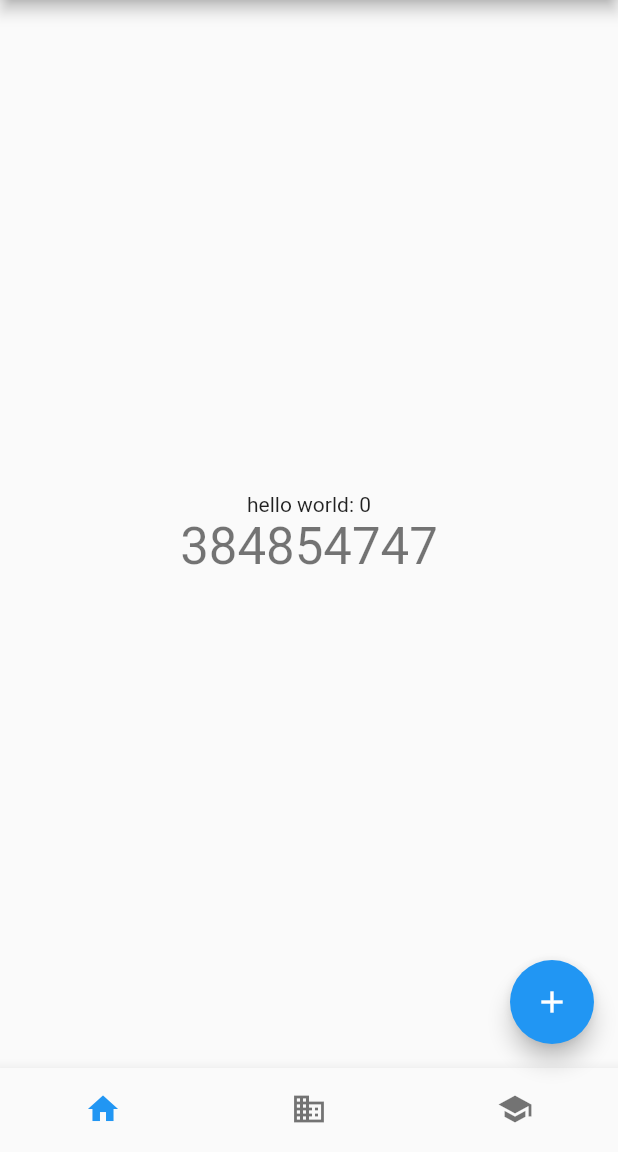
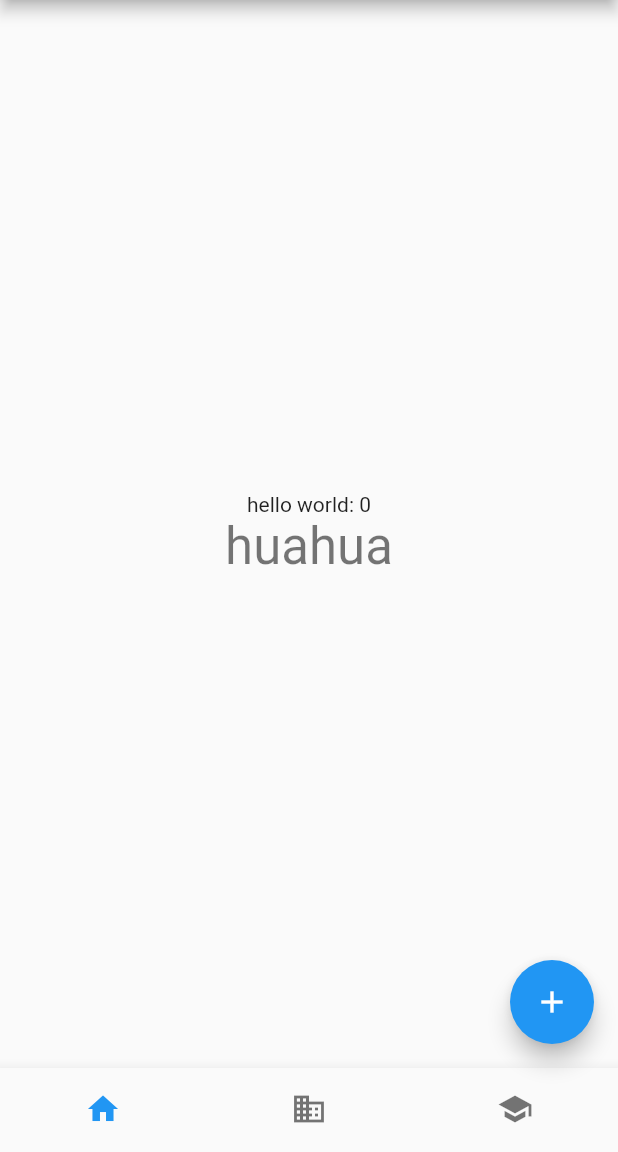
Before and after one commit to yuan1/microer, a Flutter app: the screen it shows after launch, in the side drawer, after a tap on the "add" icon, on a phone screen of 412 x 824 dp, the part 84-1236 px from its top. Run offline on Flutter 3.47's test engine with Material 2 defaults, Android fonts, the phone set to English and light mode, and no system bars; our stand-ins replace dio, fluttertoast, logger, shared_preferences, uni_links; network calls fail; statements that could not run were skipped.

Commit message:
add json2dart

```diff
--- a/lib/common/global.dart
+++ b/lib/common/global.dart
@@ -17,6 +17,9 @@ const _themes = <MaterialColor>[
   Colors.red,
   Colors.pink
 ];
+const _client_id = '384854747';
+const _redirect_uri = 'https://javayuan.cn/microer.html';
+const _client_secret = '16a73d2c899b47bc0062065603b7921c';
 
 class Global {
   static SharedPreferences _prefs;
@@ -27,6 +30,10 @@ class Global {
   // 可选的主题列表
   static List<MaterialColor> get themes => _themes;
 
+  static String get clientId => _client_id;
+  static String get clientSecret => _client_secret;
+  static String get redirectUri => _redirect_uri;
+
   // 是否为release版
   static bool get isRelease => bool.fromEnvironment("dart.vm.product");
 
@@ -35,15 +42,15 @@ class Global {
     _prefs = await SharedPreferences.getInstance();
     var _profile = _prefs.getString("profile");
     if (_profile != null) {
-      profile = Profile.fromJson(jsonDecode(_profile));
+      profile = Profile.fromJsonMap(jsonDecode(_profile));
     } else {
-      profile = Profile.fromJson({});
+      profile = Profile.fromJsonMap({});
     }
     logger.d(profile);
 
     var _user = _prefs.getString("user");
     if(_user!=null){
-      user = User.fromJson(jsonDecode(_user));
+      user = User.fromJsonMap(jsonDecode(_user));
     }
     logger.d(user);
     // 初始化http
--- /dev/null
+++ b/lib/jsons/profile.json
@@ -0,0 +1,6 @@
+{
+  "token": "123",
+  "code": "",
+  "uid": "",
+  "theme": 0
+}
--- a/lib/models/profile.dart
+++ b/lib/models/profile.dart
@@ -1,24 +1,24 @@
 class Profile {
+
   String token;
   String code;
   String uid;
-  var theme;
+  int theme;
 
-  Profile(this.token, this.code, this.uid, this.theme);
+  Profile.fromJsonMap(Map<String, dynamic> map):
+        token = map["token"],
+        code = map["code"],
+        uid = map["uid"],
+        theme = map["theme"];
 
-
-  Profile.fromJson(Map<String, dynamic> json)
-      : token = json['token'],
-        code = json['code'],
-        uid = json['uid'],
-        theme = json['theme'];
-
-  Map<String, dynamic> toJson() => {
-        'token': token,
-        'code': code,
-        'uid': uid,
-        'theme': theme,
-      };
+  Map<String, dynamic> toJson() {
+    final Map<String, dynamic> data = new Map<String, dynamic>();
+    data['token'] = token;
+    data['code'] = code;
+    data['uid'] = uid;
+    data['theme'] = theme;
+    return data;
+  }
 
   @override
   String toString() {
--- a/lib/models/user.dart
+++ b/lib/models/user.dart
@@ -1,60 +1,95 @@
+
 class User {
-  String name; // 友好显示名称
-  String location; // 用户所在地
-  String description; // 用户个人描述
-  String url; // 用户博客地址
-  String profileImageUrl; // 用户头像地址（中图），50×50像素
-  String profileUrl; // 用户的微博统一URL地址
-  String gender; // 性别，m：男、f：女、n：未知
-  num followersCount; // 粉丝数
-  num friendsCount; // 关注数
-  num statusesCount; // 微博数
-  num favouritesCount; // 收藏数
-  String avatarLarge; // 用户头像地址（大图），180×180像素
-  String avatarHd; // 用户头像地址（高清），高清头像原图
-  bool followMe; // 该用户是否关注当前登录用户，true：是，false：否
-  num onlineStatus; //用户的在线状态，0：不在线、1：在线
-  num biFollowersCount; // 用户的互粉数
 
+  int id;
+  String screenName;
+  String name;
+  String province;
+  String city;
+  String location;
+  String description;
+  String url;
+  String profileImageUrl;
+  String domain;
+  String gender;
+  int followersCount;
+  int friendsCount;
+  int statusesCount;
+  int favouritesCount;
+  String createdAt;
+  bool following;
+  bool allowAllActMsg;
+  bool geoEnabled;
+  bool verified;
+  bool allowAllComment;
+  String avatarLarge;
+  String verifiedReason;
+  bool followMe;
+  int onlineStatus;
+  int biFollowersCount;
 
-  User.fromJson(Map<String, dynamic> json)
-      : name = json['name'],
-        location = json['location'],
-        url = json['url'],
-        profileUrl = json['profile_url'],
-        gender = json['gender'],
-        followersCount = json['followers_count'],
-        friendsCount = json['friends_count'],
-        statusesCount = json['statuses_count'],
-        favouritesCount = json['favourites_count'],
-        avatarLarge = json['avatar_large'],
-        avatarHd = json['avatar_hd'],
-        followMe = json['follow_me'],
-        onlineStatus = json['online_status'],
-        biFollowersCount = json['bi_followers_count'],
-        profileImageUrl = json['profile_image_url'];
+  User.fromJsonMap(Map<String, dynamic> map):
+        id = map["id"],
+        screenName = map["screen_name"],
+        name = map["name"],
+        province = map["province"],
+        city = map["city"],
+        location = map["location"],
+        description = map["description"],
+        url = map["url"],
+        profileImageUrl = map["profile_image_url"],
+        domain = map["domain"],
+        gender = map["gender"],
+        followersCount = map["followers_count"],
+        friendsCount = map["friends_count"],
+        statusesCount = map["statuses_count"],
+        favouritesCount = map["favourites_count"],
+        createdAt = map["created_at"],
+        following = map["following"],
+        allowAllActMsg = map["allow_all_act_msg"],
+        geoEnabled = map["geo_enabled"],
+        verified = map["verified"],
+        allowAllComment = map["allow_all_comment"],
+        avatarLarge = map["avatar_large"],
+        verifiedReason = map["verified_reason"],
+        followMe = map["follow_me"],
+        onlineStatus = map["online_status"],
+        biFollowersCount = map["bi_followers_count"];
 
-  Map<String, dynamic> toJson()=>{
-    'name':name,
-    'location':location,
-    'url':url,
-    'profile_url':profileUrl,
-    'gender':gender,
-    'followers_count':followersCount,
-    'friends_count':friendsCount,
-    'statuses_count':statusesCount,
-    'favourites_count':favouritesCount,
-    'avatar_large':avatarLarge,
-    'avatar_hd':avatarHd,
-    'follow_me':followMe,
-    'online_status':onlineStatus,
-    'bi_followers_count':biFollowersCount,
-    'profile_image_url':profileImageUrl,
-  };
+  Map<String, dynamic> toJson() {
+    final Map<String, dynamic> data = new Map<String, dynamic>();
+    data['id'] = id;
+    data['screen_name'] = screenName;
+    data['name'] = name;
+    data['province'] = province;
+    data['city'] = city;
+    data['location'] = location;
+    data['description'] = description;
+    data['url'] = url;
+    data['profile_image_url'] = profileImageUrl;
+    data['domain'] = domain;
+    data['gender'] = gender;
+    data['followers_count'] = followersCount;
+    data['friends_count'] = friendsCount;
+    data['statuses_count'] = statusesCount;
+    data['favourites_count'] = favouritesCount;
+    data['created_at'] = createdAt;
+    data['following'] = following;
+    data['allow_all_act_msg'] = allowAllActMsg;
+    data['geo_enabled'] = geoEnabled;
+    data['verified'] = verified;
+    data['allow_all_comment'] = allowAllComment;
+    data['avatar_large'] = avatarLarge;
+    data['verified_reason'] = verifiedReason;
+    data['follow_me'] = followMe;
+    data['online_status'] = onlineStatus;
+    data['bi_followers_count'] = biFollowersCount;
+    return data;
+  }
 
   @override
   String toString() {
-    return 'User{name: $name, location: $location, description: $description, url: $url, profileImageUrl: $profileImageUrl, profileUrl: $profileUrl, gender: $gender, followersCount: $followersCount, friendsCount: $friendsCount, statusesCount: $statusesCount, favouritesCount: $favouritesCount, avatarLarge: $avatarLarge, avatarHd: $avatarHd, followMe: $followMe, onlineStatus: $onlineStatus, biFollowersCount: $biFollowersCount}';
+    return 'User{id: $id, screen_name: $screenName, name: $name, province: $province, city: $city, location: $location, description: $description, url: $url, profileImageUrl: $profileImageUrl, domain: $domain, gender: $gender, followersCount: $followersCount, friendsCount: $friendsCount, statusesCount: $statusesCount, favouritesCount: $favouritesCount, createdAt: $createdAt, following: $following, allowAllActMsg: $allowAllActMsg, geoEnabled: $geoEnabled, verified: $verified, allowAllComment: $allowAllComment, avatarLarge: $avatarLarge, verifiedReason: $verifiedReason, followMe: $followMe, onlineStatus: $onlineStatus, biFollowersCount: $biFollowersCount}';
   }
 
 
--- a/lib/routes/home.dart
+++ b/lib/routes/home.dart
@@ -12,10 +12,6 @@ import 'package:provider/provider.dart';
 import 'package:uni_links/uni_links.dart';
 import 'package:url_launcher/url_launcher.dart';
 
-const _client_id = '384854747';
-const _redirect_uri = 'https://javayuan.cn/microer.html';
-
-Profile _profile = Global.profile;
 
 class HomePage extends StatefulWidget {
   HomePage({Key key, this.title}) : super(key: key);
@@ -51,14 +47,16 @@ class _HomePageState extends State<HomePage>
       print('res');
       Global.isLogin = true;
     }).catchError((error){
-      Global.profile = Profile.fromJson({});
-      Global.user = User.fromJson({});
+      print('check error');
+      Global.profile = Profile.fromJsonMap({});
+      Global.user = User.fromJsonMap({});
       Global.isLogin= false;
+      Global.saveProfile();
     });
   }
 
   void _initUser() {
-    api.usersShow(_profile.uid).then((res) {
+    api.usersShow(Global.profile.uid).then((res) {
       if (res.statusCode == 200) {
         Map userMap = res.data;
         print(userMap);
@@ -67,12 +65,11 @@ class _HomePageState extends State<HomePage>
   }
 
   initPlatformStateForUriUniLinks() async {
-    // Attach a listener to the Uri links stream
     _sub = getUriLinksStream().listen((Uri uri) {
       var code = uri?.queryParameters['code'];
       if (code != null) {
         logger.d('got code $code ');
-        _profile.code = code;
+        Global.profile.code = code;
         _initAccessToken();
       }
       closeWebView();
@@ -86,16 +83,16 @@ class _HomePageState extends State<HomePage>
     showToast('开始获取高级授权');
     // 调取接口获取token
     showLoading(context);
-    api.oauth2AccessToken(_profile.code).then((res) {
+    api.oauth2AccessToken(Global.profile.code).then((res) {
       Navigator.pop(context);
       if (res.statusCode == 200) {
         showToast('高级授权获取成功');
         var body = res.data;
         var token = body['access_token'];
         var uid = body['uid'];
-        _profile.token = token;
-        _profile.uid = uid;
-        logger.d(_profile);
+        Global.profile.token = token;
+        Global.profile.uid = uid;
+        logger.d(Global.profile);
         Global.saveProfile();
       } else {
         showToast('高级授权获取失败,请重新授权, ${res.statusCode}');
@@ -105,8 +102,8 @@ class _HomePageState extends State<HomePage>
 
   // 打开授权页面
   void _launchOAuth2AuthorizeURL() async {
-    const url =
-        'https://api.weibo.com/oauth2/authorize?client_id=$_client_id&redirect_uri=$_redirect_uri';
+    var url =
+        'https://api.weibo.com/oauth2/authorize?client_id=${Global.clientId}&redirect_uri=${Global.redirectUri}';
     if (await canLaunch(url)) {
       await launch(url, forceSafariVC: true);
     } else {
@@ -172,7 +169,7 @@ class _HomePageState extends State<HomePage>
               'hello world: $_selectedIndex',
             ),
             Text(
-              '$_client_id',
+              'huahua',
               style: Theme.of(context).textTheme.display1,
             ),
           ],
```
Also changed, not shown: lib/common/api.dart (+4 -6 lines), lib/jsons/user.json (added, +28 -0 lines).
